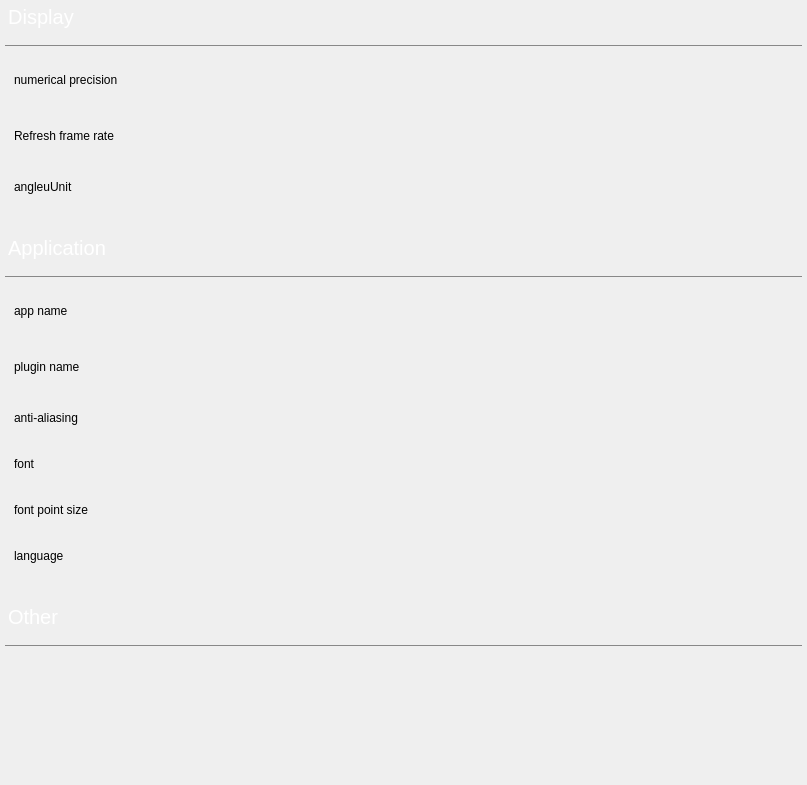
Qt form RoboticUserInterface/include/form/Settings.ui (ADrownFish/RoboticUserInterface) before a commit.
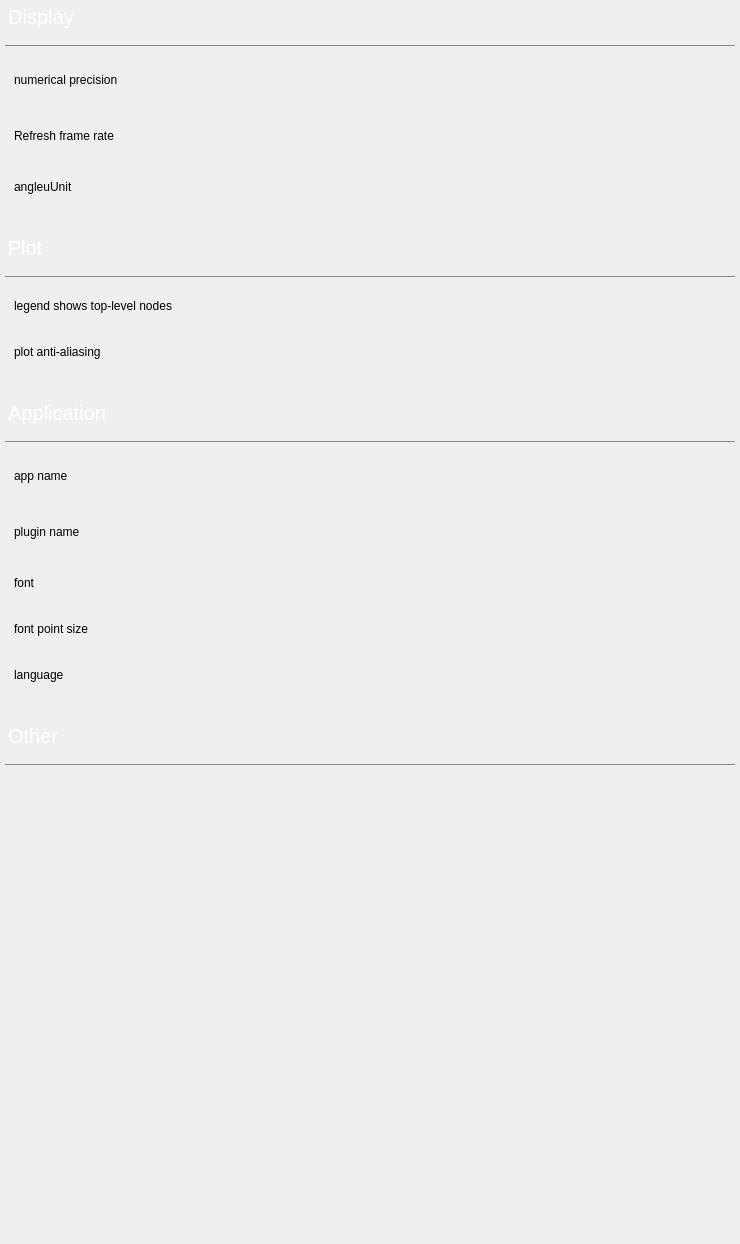
The same form after that commit. Custom widgets are drawn as their Qt base class.

Patch:
```diff
--- a/RoboticUserInterface/include/form/Settings.ui
+++ b/RoboticUserInterface/include/form/Settings.ui
@@ -6,8 +6,8 @@
    <rect>
     <x>0</x>
     <y>0</y>
-    <width>807</width>
-    <height>785</height>
+    <width>740</width>
+    <height>1244</height>
    </rect>
   </property>
   <property name="minimumSize">
@@ -67,7 +67,7 @@
    <property name="verticalSpacing">
     <number>20</number>
    </property>
-   <item row="2" column="1">
+   <item row="3" column="1">
     <widget class="QGroupBox" name="groupBox_other">
      <property name="title">
       <string>Other</string>
@@ -110,6 +110,12 @@
       </item>
       <item row="0" column="1">
        <widget class="QTextBrowser" name="textEdit">
+        <property name="minimumSize">
+         <size>
+          <width>0</width>
+          <height>200</height>
+         </size>
+        </property>
         <property name="styleSheet">
          <string notr="true">border:0;
 background-color: rgba(255, 255, 255, 0);</string>
@@ -264,158 +270,12 @@
      </layout>
     </widget>
    </item>
-   <item row="1" column="1">
+   <item row="2" column="1">
     <widget class="QGroupBox" name="groupBox_app">
      <property name="title">
       <string>Application</string>
      </property>
      <layout class="QGridLayout" name="gridLayout_app">
-      <item row="5" column="0">
-       <widget class="QLabel" name="title_7">
-        <property name="minimumSize">
-         <size>
-          <width>300</width>
-          <height>40</height>
-         </size>
-        </property>
-        <property name="maximumSize">
-         <size>
-          <width>300</width>
-          <height>16777215</height>
-         </size>
-        </property>
-        <property name="text">
-         <string>language</string>
-        </property>
-        <property name="alignment">
-         <set>Qt::AlignmentFlag::AlignLeading|Qt::AlignmentFlag::AlignLeft|Qt::AlignmentFlag::AlignVCenter</set>
-        </property>
-       </widget>
-      </item>
-      <item row="5" column="1">
-       <widget class="QWWindowButton" name="widget_language" native="true">
-        <property name="minimumSize">
-         <size>
-          <width>200</width>
-          <height>40</height>
-         </size>
-        </property>
-        <property name="maximumSize">
-         <size>
-          <width>200</width>
-          <height>40</height>
-         </size>
-        </property>
-       </widget>
-      </item>
-      <item row="0" column="1">
-       <widget class="QtMaterialTextField" name="lineEdit_appName" native="true">
-        <property name="minimumSize">
-         <size>
-          <width>200</width>
-          <height>50</height>
-         </size>
-        </property>
-        <property name="maximumSize">
-         <size>
-          <width>200</width>
-          <height>50</height>
-         </size>
-        </property>
-       </widget>
-      </item>
-      <item row="3" column="1">
-       <widget class="QWWindowButton" name="widget_font" native="true">
-        <property name="minimumSize">
-         <size>
-          <width>200</width>
-          <height>40</height>
-         </size>
-        </property>
-        <property name="maximumSize">
-         <size>
-          <width>200</width>
-          <height>40</height>
-         </size>
-        </property>
-       </widget>
-      </item>
-      <item row="3" column="0">
-       <widget class="QLabel" name="title_5">
-        <property name="minimumSize">
-         <size>
-          <width>300</width>
-          <height>40</height>
-         </size>
-        </property>
-        <property name="maximumSize">
-         <size>
-          <width>300</width>
-          <height>16777215</height>
-         </size>
-        </property>
-        
-        <property name="text">
-         <string>font</string>
-        </property>
-        <property name="alignment">
-         <set>Qt::AlignmentFlag::AlignLeading|Qt::AlignmentFlag::AlignLeft|Qt::AlignmentFlag::AlignVCenter</set>
-        </property>
-       </widget>
-      </item>
-      <item row="4" column="1">
-       <widget class="QWWindowButton" name="widget_font_point_size" native="true">
-        <property name="minimumSize">
-         <size>
-          <width>400</width>
-          <height>40</height>
-         </size>
-        </property>
-        <property name="maximumSize">
-         <size>
-          <width>400</width>
-          <height>40</height>
-         </size>
-        </property>
-        
-       </widget>
-      </item>
-      <item row="3" column="2">
-       <spacer name="horizontalSpacer_2">
-        <property name="orientation">
-         <enum>Qt::Orientation::Horizontal</enum>
-        </property>
-        <property name="sizeHint" stdset="0">
-         <size>
-          <width>263</width>
-          <height>20</height>
-         </size>
-        </property>
-       </spacer>
-      </item>
-      <item row="1" column="0">
-       <widget class="QLabel" name="title_9">
-        <property name="minimumSize">
-         <size>
-          <width>300</width>
-          <height>40</height>
-         </size>
-        </property>
-        <property name="maximumSize">
-         <size>
-          <width>300</width>
-          <height>16777215</height>
-         </size>
-        </property>
-        
-        <property name="text">
-         <string>plugin name</string>
-        </property>
-        <property name="alignment">
-         <set>Qt::AlignmentFlag::AlignLeading|Qt::AlignmentFlag::AlignLeft|Qt::AlignmentFlag::AlignVCenter</set>
-        </property>
-       </widget>
-      </item>
       <item row="0" column="0">
        <widget class="QLabel" name="title_8">
         <property name="minimumSize">
@@ -439,7 +299,29 @@
         </property>
        </widget>
       </item>
-      <item row="4" column="0">
+      <item row="1" column="0">
+       <widget class="QLabel" name="title_9">
+        <property name="minimumSize">
+         <size>
+          <width>300</width>
+          <height>40</height>
+         </size>
+        </property>
+        <property name="maximumSize">
+         <size>
+          <width>300</width>
+          <height>16777215</height>
+         </size>
+        </property>
+        <property name="text">
+         <string>plugin name</string>
+        </property>
+        <property name="alignment">
+         <set>Qt::AlignmentFlag::AlignLeading|Qt::AlignmentFlag::AlignLeft|Qt::AlignmentFlag::AlignVCenter</set>
+        </property>
+       </widget>
+      </item>
+      <item row="3" column="0">
        <widget class="QLabel" name="title_6">
         <property name="minimumSize">
          <size>
@@ -462,34 +344,27 @@
         </property>
        </widget>
       </item>
-      <item row="2" column="0">
-       <widget class="QLabel" name="title_10">
+      <item row="0" column="1">
+       <widget class="QtMaterialTextField" name="lineEdit_appName" native="true">
         <property name="minimumSize">
          <size>
           <width>300</width>
-          <height>40</height>
+          <height>50</height>
          </size>
         </property>
         <property name="maximumSize">
          <size>
-          <width>300</width>
-          <height>16777215</height>
+          <width>200</width>
+          <height>50</height>
          </size>
         </property>
-        
-        <property name="text">
-         <string>anti-aliasing</string>
-        </property>
-        <property name="alignment">
-         <set>Qt::AlignmentFlag::AlignLeading|Qt::AlignmentFlag::AlignLeft|Qt::AlignmentFlag::AlignVCenter</set>
-        </property>
        </widget>
       </item>
       <item row="1" column="1">
        <widget class="QtMaterialTextField" name="lineEdit_pluginName" native="true">
         <property name="minimumSize">
          <size>
-          <width>200</width>
+          <width>300</width>
           <height>50</height>
          </size>
         </property>
@@ -502,8 +377,21 @@
         
        </widget>
       </item>
+      <item row="2" column="2">
+       <spacer name="horizontalSpacer_2">
+        <property name="orientation">
+         <enum>Qt::Orientation::Horizontal</enum>
+        </property>
+        <property name="sizeHint" stdset="0">
+         <size>
+          <width>263</width>
+          <height>20</height>
+         </size>
+        </property>
+       </spacer>
+      </item>
       <item row="2" column="1">
-       <widget class="QWWindowButton" name="widget_antiAliasing" native="true">
+       <widget class="QWWindowButton" name="widget_font" native="true">
         <property name="minimumSize">
          <size>
           <width>200</width>
@@ -516,7 +404,180 @@
           <height>40</height>
          </size>
         </property>
-        
+       </widget>
+      </item>
+      <item row="4" column="1">
+       <widget class="QWWindowButton" name="widget_language" native="true">
+        <property name="minimumSize">
+         <size>
+          <width>200</width>
+          <height>40</height>
+         </size>
+        </property>
+        <property name="maximumSize">
+         <size>
+          <width>200</width>
+          <height>40</height>
+         </size>
+        </property>
+       </widget>
+      </item>
+      <item row="3" column="1">
+       <widget class="QWWindowButton" name="widget_font_point_size" native="true">
+        <property name="minimumSize">
+         <size>
+          <width>400</width>
+          <height>40</height>
+         </size>
+        </property>
+        <property name="maximumSize">
+         <size>
+          <width>400</width>
+          <height>40</height>
+         </size>
+        </property>
+       </widget>
+      </item>
+      <item row="2" column="0">
+       <widget class="QLabel" name="title_5">
+        <property name="minimumSize">
+         <size>
+          <width>300</width>
+          <height>40</height>
+         </size>
+        </property>
+        <property name="maximumSize">
+         <size>
+          <width>300</width>
+          <height>16777215</height>
+         </size>
+        </property>
+        <property name="text">
+         <string>font</string>
+        </property>
+        <property name="alignment">
+         <set>Qt::AlignmentFlag::AlignLeading|Qt::AlignmentFlag::AlignLeft|Qt::AlignmentFlag::AlignVCenter</set>
+        </property>
+       </widget>
+      </item>
+      <item row="4" column="0">
+       <widget class="QLabel" name="title_7">
+        <property name="minimumSize">
+         <size>
+          <width>300</width>
+          <height>40</height>
+         </size>
+        </property>
+        <property name="maximumSize">
+         <size>
+          <width>300</width>
+          <height>16777215</height>
+         </size>
+        </property>
+        <property name="text">
+         <string>language</string>
+        </property>
+        <property name="alignment">
+         <set>Qt::AlignmentFlag::AlignLeading|Qt::AlignmentFlag::AlignLeft|Qt::AlignmentFlag::AlignVCenter</set>
+        </property>
+       </widget>
+      </item>
+     </layout>
+    </widget>
+   </item>
+   <item row="1" column="1">
+    <widget class="QGroupBox" name="groupBox_app_2">
+     <property name="title">
+      <string>Plot</string>
+     </property>
+     <layout class="QGridLayout" name="gridLayout_app_2">
+      <item row="0" column="2">
+       <spacer name="horizontalSpacer_4">
+        <property name="orientation">
+         <enum>Qt::Orientation::Horizontal</enum>
+        </property>
+        <property name="sizeHint" stdset="0">
+         <size>
+          <width>263</width>
+          <height>20</height>
+         </size>
+        </property>
+       </spacer>
+      </item>
+      <item row="1" column="1">
+       <widget class="QWWindowButton" name="widget_PlotAntiAliasing" native="true">
+        <property name="minimumSize">
+         <size>
+          <width>200</width>
+          <height>40</height>
+         </size>
+        </property>
+        <property name="maximumSize">
+         <size>
+          <width>200</width>
+          <height>40</height>
+         </size>
+        </property>
+       </widget>
+      </item>
+      <item row="1" column="0">
+       <widget class="QLabel" name="title_16">
+        <property name="minimumSize">
+         <size>
+          <width>300</width>
+          <height>40</height>
+         </size>
+        </property>
+        <property name="maximumSize">
+         <size>
+          <width>300</width>
+          <height>16777215</height>
+         </size>
+        </property>
+        <property name="text">
+         <string>plot anti-aliasing</string>
+        </property>
+        <property name="alignment">
+         <set>Qt::AlignmentFlag::AlignLeading|Qt::AlignmentFlag::AlignLeft|Qt::AlignmentFlag::AlignVCenter</set>
+        </property>
+       </widget>
+      </item>
+      <item row="0" column="0">
+       <widget class="QLabel" name="title_14">
+        <property name="minimumSize">
+         <size>
+          <width>300</width>
+          <height>40</height>
+         </size>
+        </property>
+        <property name="maximumSize">
+         <size>
+          <width>300</width>
+          <height>16777215</height>
+         </size>
+        </property>
+        <property name="text">
+         <string>legend shows top-level nodes</string>
+        </property>
+        <property name="alignment">
+         <set>Qt::AlignmentFlag::AlignLeading|Qt::AlignmentFlag::AlignLeft|Qt::AlignmentFlag::AlignVCenter</set>
+        </property>
+       </widget>
+      </item>
+      <item row="0" column="1">
+       <widget class="QWWindowButton" name="widget_LeggedTopNodes" native="true">
+        <property name="minimumSize">
+         <size>
+          <width>200</width>
+          <height>40</height>
+         </size>
+        </property>
+        <property name="maximumSize">
+         <size>
+          <width>200</width>
+          <height>40</height>
+         </size>
+        </property>
        </widget>
       </item>
      </layout>
```
Left out of the diff: 3 changed lines with no effect on the pictures.
